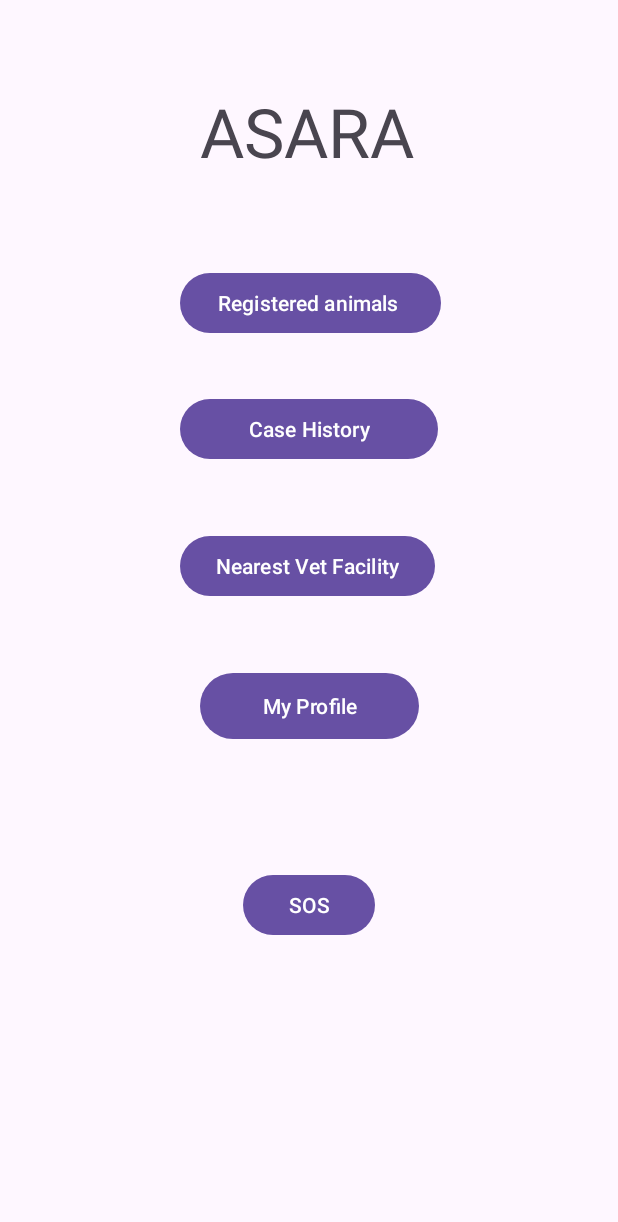
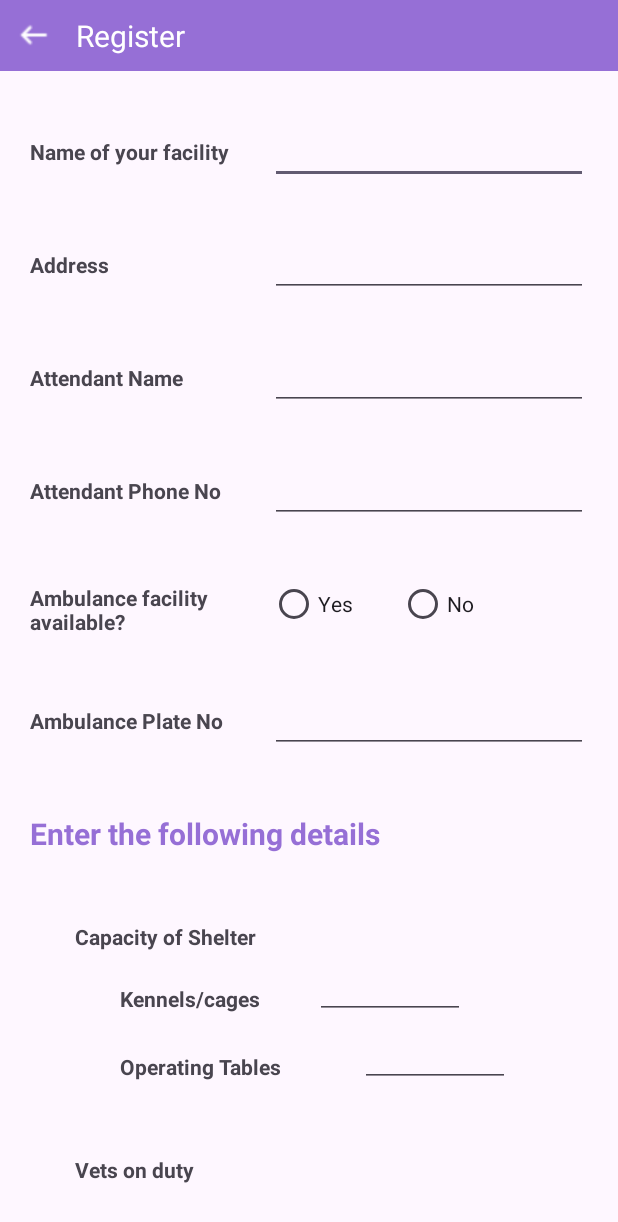
Before and after one commit to bhavyahoda/ASARA, an Android app: the screen it shows after launch (MainActivity before the commit, VetRegistrationActivity after it), on a phone screen of 412 x 824 dp. Shown: the top 1222 px of the screen. Run offline under Robolectric (Android 15) with nearby library versions, the phone set to English and light mode, and no system bars.

Commit message:
add registration screen

```diff
--- /dev/null
+++ b/app/src/main/java/com/example/asara/VetRegistrationActivity.java
@@ -0,0 +1,14 @@
+package com.example.asara;
+
+import androidx.appcompat.app.AppCompatActivity;
+
+import android.os.Bundle;
+
+public class VetRegistrationActivity extends AppCompatActivity {
+
+    @Override
+    protected void onCreate(Bundle savedInstanceState) {
+        super.onCreate(savedInstanceState);
+        setContentView(R.layout.activity_vet_registration);
+    }
+}
--- /dev/null
+++ b/app/src/main/res/layout/activity_vet_registration.xml
@@ -0,0 +1,364 @@
+<?xml version="1.0" encoding="utf-8"?>
+<LinearLayout xmlns:android="http://schemas.android.com/apk/res/android"
+xmlns:app="http://schemas.android.com/apk/res-auto"
+xmlns:tools="http://schemas.android.com/tools"
+android:layout_width="match_parent"
+android:layout_height="match_parent"
+tools:context=".VetRegistrationActivity"
+android:orientation="vertical">
+
+
+    <LinearLayout
+        android:layout_width="match_parent"
+        android:layout_height="wrap_content"
+        android:orientation="horizontal"
+        android:background="@color/colorPrimaryDark">
+        <ImageView
+            android:id="@+id/backArrow"
+            android:layout_width="25dp"
+            android:layout_height="25dp"
+            android:src="@drawable/leftarrowwhite"
+            app:layout_constraintBottom_toBottomOf="parent"
+            app:layout_constraintStart_toStartOf="parent"
+            app:layout_constraintTop_toTopOf="parent"
+            android:layout_gravity="center"
+            android:layout_marginLeft="10dp">
+        </ImageView>
+
+        <TextView
+            android:layout_width="wrap_content"
+            android:layout_height="wrap_content"
+            android:text="Register"
+            android:textColor="@color/white"
+            android:textSize="20dp"
+            android:gravity="center"
+            android:paddingBottom="10dp"
+            android:paddingTop="10dp"
+            android:layout_marginLeft="15dp"
+            >
+        </TextView>
+
+    </LinearLayout>
+
+    <ScrollView
+        android:layout_width="match_parent"
+        android:layout_height="match_parent"
+        android:layout_marginBottom="20dp"
+        >
+
+        <LinearLayout
+            android:layout_width="match_parent"
+            android:layout_height="match_parent"
+            android:paddingLeft="20dp"
+            android:paddingRight="20dp"
+            android:orientation="vertical">
+
+            <LinearLayout
+                android:layout_width="match_parent"
+                android:layout_height="wrap_content"
+                android:orientation="horizontal"
+                android:layout_marginTop="30dp">
+                <TextView
+                    android:layout_width="150dp"
+                    android:layout_height="wrap_content"
+                    android:text="Name of your facility"
+                    android:textStyle="bold">
+                </TextView>
+                <EditText
+                    android:id="@+id/vet_facility_name"
+                    android:layout_width="match_parent"
+                    android:layout_height="wrap_content"
+                    android:layout_marginLeft="10dp">
+                </EditText>
+            </LinearLayout>
+
+            <LinearLayout
+                android:layout_width="match_parent"
+                android:layout_height="wrap_content"
+                android:orientation="horizontal"
+                android:layout_marginTop="30dp">
+                <TextView
+                    android:layout_width="150dp"
+                    android:layout_height="wrap_content"
+                    android:text="Address"
+                    android:textStyle="bold">
+                </TextView>
+                <EditText
+                    android:id="@+id/vet_facility_address"
+                    android:layout_width="match_parent"
+                    android:layout_height="wrap_content"
+                    android:layout_marginLeft="10dp">
+                </EditText>
+            </LinearLayout>
+
+            <LinearLayout
+                android:layout_width="match_parent"
+                android:layout_height="wrap_content"
+                android:orientation="horizontal"
+                android:layout_marginTop="30dp">
+                <TextView
+                    android:layout_width="150dp"
+                    android:layout_height="wrap_content"
+                    android:text="Attendant Name"
+                    android:textStyle="bold">
+                </TextView>
+                <EditText
+                    android:id="@+id/vet_attendant_name"
+                    android:layout_width="match_parent"
+                    android:layout_height="wrap_content"
+                    android:layout_marginLeft="10dp">
+                </EditText>
+            </LinearLayout>
+
+            <LinearLayout
+                android:layout_width="match_parent"
+                android:layout_height="wrap_content"
+                android:orientation="horizontal"
+                android:layout_marginTop="30dp">
+                <TextView
+                    android:layout_width="150dp"
+                    android:layout_height="wrap_content"
+                    android:text="Attendant Phone No"
+                    android:textStyle="bold">
+                </TextView>
+                <EditText
+                    android:id="@+id/vet_attendant_phoneno"
+                    android:layout_width="match_parent"
+                    android:layout_height="wrap_content"
+                    android:layout_marginLeft="10dp">
+                </EditText>
+            </LinearLayout>
+
+            <LinearLayout
+                android:layout_width="match_parent"
+                android:layout_height="wrap_content"
+                android:orientation="horizontal"
+                android:layout_marginTop="30dp">
+                <TextView
+                    android:layout_width="150dp"
+                    android:layout_marginTop="10dp"
+                    android:layout_height="wrap_content"
+                    android:text="Ambulance facility available?"
+                    android:textStyle="bold">
+                </TextView>
+                <RadioGroup xmlns:android="http://schemas.android.com/apk/res/android"
+                    android:layout_width="match_parent"
+                    android:layout_height="wrap_content"
+                    android:orientation="horizontal">
+                    <RadioButton android:id="@+id/ambulance_available"
+                        android:layout_width="wrap_content"
+                        android:layout_height="wrap_content"
+                        android:layout_marginLeft="10dp"
+                        android:text="Yes"/>
+                    <RadioButton android:id="@+id/ambulance_not_available"
+                        android:layout_width="wrap_content"
+                        android:layout_height="wrap_content"
+                        android:layout_marginLeft="30dp"
+                        android:text="No"/>
+                </RadioGroup>
+            </LinearLayout>
+
+            <LinearLayout
+                android:layout_width="match_parent"
+                android:layout_height="wrap_content"
+                android:orientation="horizontal"
+                android:layout_marginTop="30dp">
+                <TextView
+                    android:layout_width="150dp"
+                    android:layout_height="wrap_content"
+                    android:text="Ambulance Plate No"
+                    android:textStyle="bold">
+                </TextView>
+                <EditText
+                    android:id="@+id/ambulance_plate_no"
+                    android:layout_width="match_parent"
+                    android:layout_height="wrap_content"
+                    android:layout_marginLeft="10dp">
+                </EditText>
+            </LinearLayout>
+
+            <TextView
+                android:layout_width="wrap_content"
+                android:layout_height="wrap_content"
+                android:text="Enter the following details"
+                android:textStyle="bold"
+                android:textSize="20dp"
+                android:textColor="@color/colorPrimaryDark"
+                android:layout_marginTop="40dp">
+            </TextView>
+
+            <LinearLayout
+                android:layout_width="match_parent"
+                android:layout_height="wrap_content"
+                android:orientation="vertical"
+                android:layout_marginTop="45dp"
+                android:layout_marginLeft="30dp">
+                <TextView
+                    android:layout_width="wrap_content"
+                    android:layout_height="wrap_content"
+                    android:text="Capacity of Shelter"
+                    android:textStyle="bold">
+                </TextView>
+
+                <LinearLayout
+                    android:layout_width="match_parent"
+                    android:layout_height="wrap_content"
+                    android:orientation="horizontal"
+                    android:layout_marginLeft="30dp">
+                    <TextView
+                        android:layout_width="120dp"
+                        android:layout_height="wrap_content"
+                        android:text="Kennels/cages"
+                        android:layout_marginTop="8dp"
+                        android:textStyle="bold">
+                    </TextView>
+                    <EditText
+                        android:id="@+id/cages_no"
+                        android:layout_width="100dp"
+                        android:layout_height="wrap_content"
+                        android:layout_marginLeft="10dp">
+                    </EditText>
+                </LinearLayout>
+                <LinearLayout
+                    android:layout_width="match_parent"
+                    android:layout_height="wrap_content"
+                    android:orientation="horizontal"
+                    android:layout_marginLeft="30dp">
+                    <TextView
+                        android:layout_width="150dp"
+                        android:layout_height="wrap_content"
+                        android:text="Operating Tables"
+                        android:layout_marginTop="8dp"
+                        android:textStyle="bold">
+                    </TextView>
+                    <EditText
+                        android:id="@+id/operating_tables_no"
+                        android:layout_width="100dp"
+                        android:layout_height="wrap_content"
+                        android:layout_marginLeft="10dp">
+                    </EditText>
+                </LinearLayout>
+
+
+
+            </LinearLayout>
+
+            <LinearLayout
+                android:layout_width="match_parent"
+                android:layout_height="wrap_content"
+                android:orientation="vertical"
+                android:layout_marginTop="45dp"
+                android:layout_marginLeft="30dp">
+                <TextView
+                    android:layout_width="wrap_content"
+                    android:layout_height="wrap_content"
+                    android:text="Vets on duty"
+                    android:textStyle="bold">
+                </TextView>
+
+                <LinearLayout
+                    android:layout_width="match_parent"
+                    android:layout_height="wrap_content"
+                    android:orientation="horizontal"
+                    android:layout_marginLeft="30dp">
+                    <TextView
+                        android:layout_width="120dp"
+                        android:layout_height="wrap_content"
+                        android:text="Vet1 Name"
+                        android:layout_marginTop="8dp"
+                        android:textStyle="bold">
+                    </TextView>
+                    <EditText
+                        android:id="@+id/vet1_name"
+                        android:layout_width="match_parent"
+                        android:layout_height="wrap_content"
+                        android:layout_marginLeft="10dp">
+                    </EditText>
+                </LinearLayout>
+
+                <LinearLayout
+                    android:layout_width="match_parent"
+                    android:layout_height="wrap_content"
+                    android:orientation="horizontal"
+                    android:layout_marginLeft="30dp">
+                    <TextView
+                        android:layout_width="120dp"
+                        android:layout_height="wrap_content"
+                        android:text="Vet1 Contact No"
+                        android:layout_marginTop="8dp"
+                        android:textStyle="bold">
+                    </TextView>
+                    <EditText
+                        android:id="@+id/vet1_contact"
+                        android:layout_width="match_parent"
+                        android:layout_height="wrap_content"
+                        android:layout_marginLeft="10dp">
+                    </EditText>
+                </LinearLayout>
+
+                <LinearLayout
+                    android:layout_width="match_parent"
+                    android:layout_height="wrap_content"
+                    android:orientation="horizontal"
+                    android:layout_marginLeft="30dp">
+                    <TextView
+                        android:layout_width="120dp"
+                        android:layout_height="wrap_content"
+                        android:text="Vet2 Name"
+                        android:layout_marginTop="8dp"
+                        android:textStyle="bold">
+                    </TextView>
+                    <EditText
+                        android:id="@+id/vet2_name"
+                        android:layout_width="match_parent"
+                        android:layout_height="wrap_content"
+                        android:layout_marginLeft="10dp">
+                    </EditText>
+                </LinearLayout>
+
+                <LinearLayout
+                    android:layout_width="match_parent"
+                    android:layout_height="wrap_content"
+                    android:orientation="horizontal"
+                    android:layout_marginLeft="30dp">
+                    <TextView
+                        android:layout_width="120dp"
+                        android:layout_height="wrap_content"
+                        android:text="Vet2 Contact No"
+                        android:layout_marginTop="8dp"
+                        android:textStyle="bold">
+                    </TextView>
+                    <EditText
+                        android:id="@+id/vet2_contact"
+                        android:layout_width="match_parent"
+                        android:layout_height="wrap_content"
+                        android:layout_marginLeft="10dp">
+                    </EditText>
+                </LinearLayout>
+
+
+
+            </LinearLayout>
+
+
+
+            <Button
+                android:id="@+id/submitButton"
+                android:layout_width="wrap_content"
+                android:layout_height="wrap_content"
+                android:backgroundTint="@color/colorPrimaryDark"
+                android:textColor="@color/white"
+                android:text="Submit"
+                android:layout_gravity="center"
+                android:padding="7dp"
+                android:layout_marginTop="40dp"
+                >
+
+            </Button>
+
+        </LinearLayout>
+
+
+    </ScrollView>
+
+</LinearLayout>
--- a/app/src/main/res/values/colors.xml
+++ b/app/src/main/res/values/colors.xml
@@ -2,4 +2,10 @@
 <resources>
     <color name="black">#FF000000</color>
     <color name="white">#FFFFFFFF</color>
+    <color name="colorPrimary">#B289F3</color>
+    <color name="colorPrimaryDark">#966FD6</color>
+    <color name="colorAccent">#03DAC5</color>
+    <color name="lightGrey">#EDEDED</color>
+    <color name="red">#9F0B0B</color>
+    <color name="launcher_background">#ECBFFF</color>
 </resources>
```
Also changed, not shown: app/src/main/AndroidManifest.xml (+15 -9 lines), app/src/main/res/drawable/leftarrowwhite.png (added).
